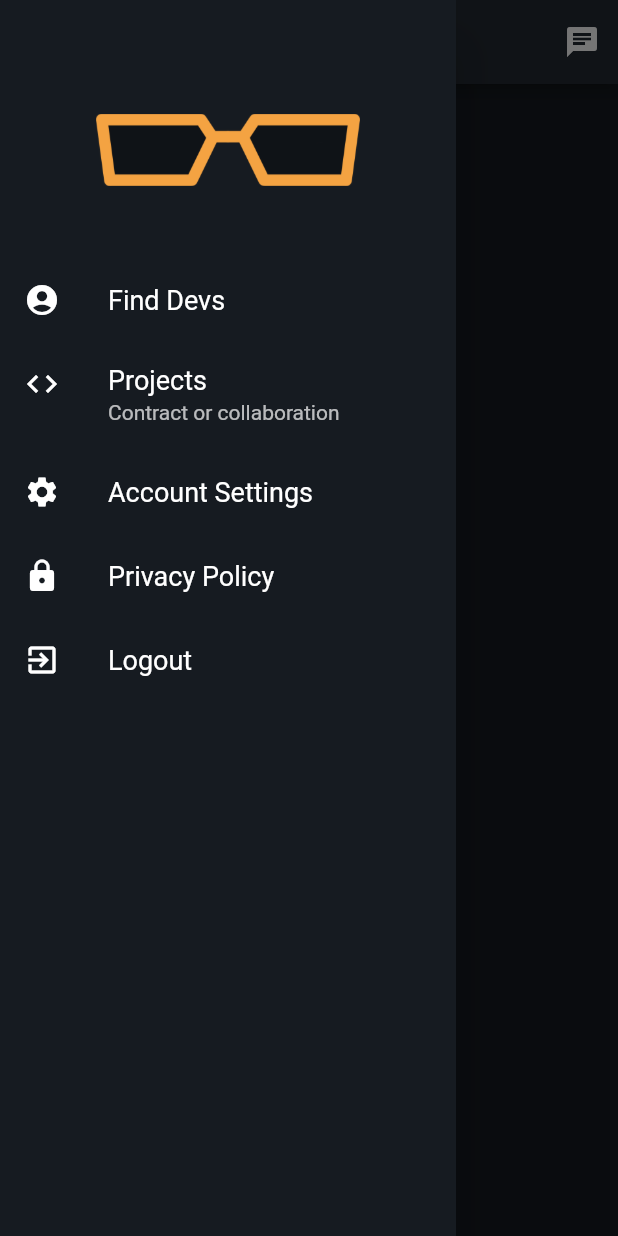
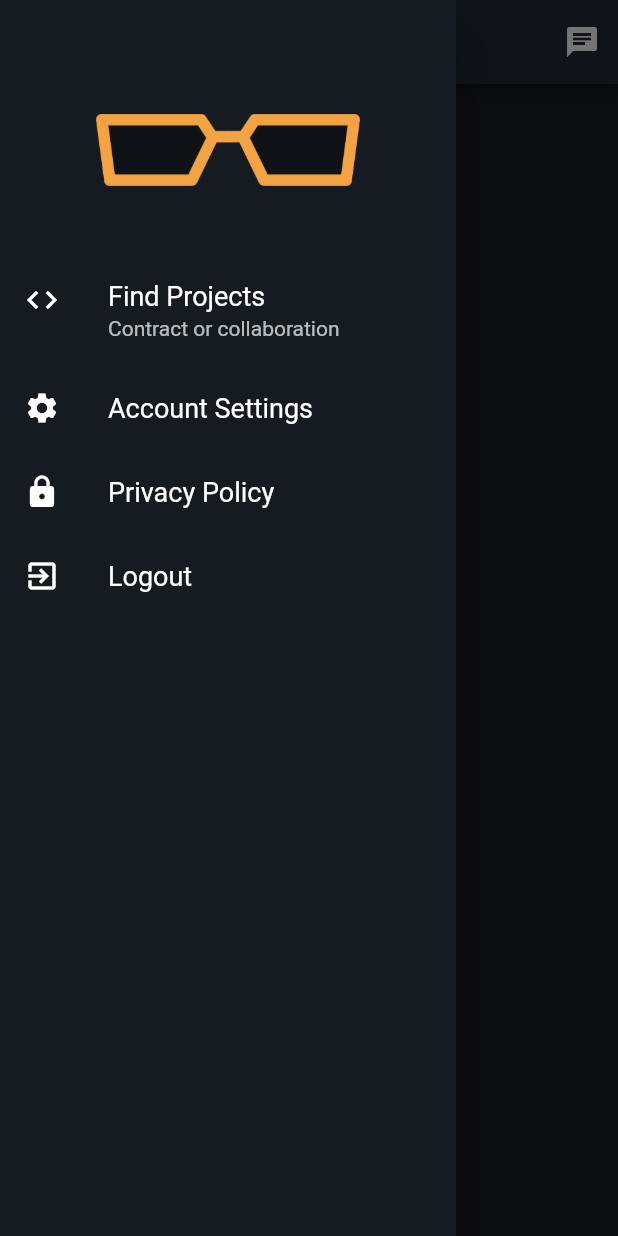
Before and after one commit to Emil1483/find_devs, a Flutter app: the HomeRoute screen opened by its route, with the side drawer open, on a phone screen of 412 x 824 dp. Run offline on Flutter 3.47's test engine with Material 2 defaults, Android fonts, the phone set to English and light mode, and no system bars; our stand-ins replace cloud_firestore, connectivity, firebase_auth, geolocator, google_sign_in; missing offline and left inert: geocoder; accounts and stored records are empty.

Commit message:
add navigation

```diff
--- a/lib/main.dart
+++ b/lib/main.dart
@@ -4,6 +4,7 @@ import 'package:provider/provider.dart';
 import './routes/home_route.dart';
 import './routes/auth_route.dart';
 import './routes/loading_route.dart';
+import './routes/projects_route.dart';
 import './routes/account_route.dart';
 import './providers/user.dart';
 
@@ -52,6 +53,7 @@ class MyApp extends StatelessWidget {
           HomeRoute.routeName: (_) => HomeRoute(),
           AuthRoute.routeName: (_) => AuthRoute(),
           AccountRoute.routeName: (_) => AccountRoute(),
+          ProjectsRoute.routeName: (_) => ProjectsRoute(),
         },
         home: LoadingRoute(),
       ),
--- a/lib/routes/home_route.dart
+++ b/lib/routes/home_route.dart
@@ -1,88 +1,9 @@
 import 'package:flutter/material.dart';
-import 'package:provider/provider.dart';
 
-import '../providers/user.dart';
-import './auth_route.dart';
-import './account_route.dart';
+import '../ui_elements/main_drawer.dart';
 
 class HomeRoute extends StatelessWidget {
   static const String routeName = "/home";
-
-  Widget _buildListTile(
-    BuildContext context, {
-    @required String text,
-    @required Function onTap,
-    Widget icon = const Icon(Icons.lock),
-    String subtitle,
-  }) {
-    return ListTile(
-      leading: icon,
-      title: Text(text),
-      onTap: () {
-        Navigator.pop(context);
-        onTap();
-      },
-      subtitle: subtitle == null ? null : Text(subtitle),
-    );
-  }
-
-  Widget _buildDrawer(BuildContext context) {
-    return Drawer(
-      child: SingleChildScrollView(
-        child: Column(
-          children: <Widget>[
-            Padding(
-              padding: EdgeInsets.only(
-                top: 28.0,
-                right: 64.0,
-                left: 64.0,
-              ),
-              child: Image(
-                image: AssetImage("assets/glasses.png"),
-                height: 144.0,
-              ),
-            ),
-            _buildListTile(
-              context,
-              onTap: () {},
-              text: "Find Devs",
-              icon: Icon(Icons.account_circle),
-            ),
-            _buildListTile(
-              context,
-              onTap: () {},
-              text: "Projects",
-              subtitle: "Contract or collaboration",
-              icon: Icon(Icons.code),
-            ),
-            _buildListTile(
-              context,
-              onTap: () {
-                Navigator.of(context).pushNamed(AccountRoute.routeName);
-              },
-              text: "Account Settings",
-              icon: Icon(Icons.settings),
-            ),
-            _buildListTile(
-              context,
-              onTap: () {},
-              text: "Privacy Policy",
-            ),
-            _buildListTile(
-              context,
-              text: "Logout",
-              icon: Icon(Icons.exit_to_app),
-              onTap: () {
-                print("logout");
-                Provider.of<User>(context, listen: false).logOut();
-                Navigator.pushReplacementNamed(context, AuthRoute.routeName);
-              },
-            ),
-          ],
-        ),
-      ),
-    );
-  }
 
   @override
   Widget build(BuildContext context) {
@@ -96,7 +17,7 @@ class HomeRoute extends StatelessWidget {
           ),
         ],
       ),
-      drawer: _buildDrawer(context),
+      drawer: MainDrawer(),
     );
   }
 }
--- /dev/null
+++ b/lib/ui_elements/main_drawer.dart
@@ -0,0 +1,91 @@
+import 'package:flutter/material.dart';
+import 'package:provider/provider.dart';
+
+import '../providers/user.dart';
+import '../routes/account_route.dart';
+import '../routes/auth_route.dart';
+import '../routes/projects_route.dart';
+import '../routes/home_route.dart';
+
+class MainDrawer extends StatelessWidget {
+  Widget _buildListTile(
+    BuildContext context, {
+    @required String text,
+    @required Function onTap,
+    Widget icon = const Icon(Icons.lock),
+    String subtitle,
+  }) {
+    return ListTile(
+      leading: icon,
+      title: Text(text),
+      onTap: () {
+        Navigator.pop(context);
+        onTap();
+      },
+      subtitle: subtitle == null ? null : Text(subtitle),
+    );
+  }
+
+  @override
+  Widget build(BuildContext context) {
+    ModalRoute modalRoute = ModalRoute.of(context);
+    String currentRoute = modalRoute != null ? modalRoute.settings.name : null;
+    bool home = currentRoute == HomeRoute.routeName;
+    return Drawer(
+      child: SingleChildScrollView(
+        child: Column(
+          children: <Widget>[
+            Padding(
+              padding: EdgeInsets.only(
+                top: 28.0,
+                right: 64.0,
+                left: 64.0,
+              ),
+              child: Image(
+                image: AssetImage("assets/glasses.png"),
+                height: 144.0,
+              ),
+            ),
+            _buildListTile(
+              context,
+              onTap: () {
+                if (home) {
+                  Navigator.of(context)
+                      .pushReplacementNamed(ProjectsRoute.routeName);
+                } else {
+                  Navigator.of(context)
+                      .pushReplacementNamed(HomeRoute.routeName);
+                }
+              },
+              text: home ? "Find Projects" : "Find Developers",
+              subtitle: home ?  "Contract or collaboration" : null,
+              icon: home ?  Icon(Icons.code) : Icon(Icons.person),
+            ),
+            _buildListTile(
+              context,
+              onTap: () {
+                Navigator.of(context).pushNamed(AccountRoute.routeName);
+              },
+              text: "Account Settings",
+              icon: Icon(Icons.settings),
+            ),
+            _buildListTile(
+              context,
+              onTap: () {},
+              text: "Privacy Policy",
+            ),
+            _buildListTile(
+              context,
+              text: "Logout",
+              icon: Icon(Icons.exit_to_app),
+              onTap: () {
+                Provider.of<User>(context, listen: false).logOut();
+                Navigator.pushReplacementNamed(context, AuthRoute.routeName);
+              },
+            ),
+          ],
+        ),
+      ),
+    );
+  }
+}
```
Also changed, not shown: lib/routes/projects_route.dart (added, +17 -0 lines).
